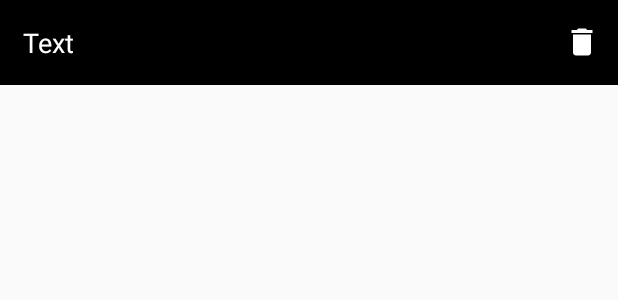
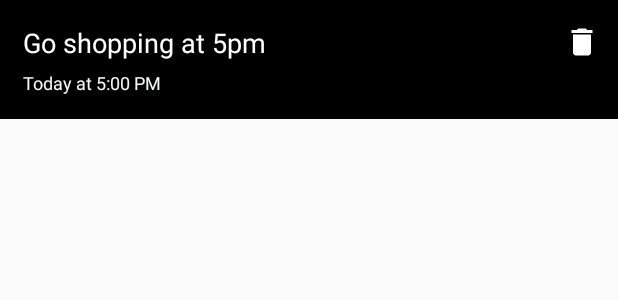
Before and after one commit to tresorit/ZeroKit-Realm-encrypted-tasks, an Android app: the layout item_row2.xml on its own in the app's theme, with its tools: preview values and no code run, on a phone screen of 412 x 824 dp. Shown: the top 300 px of the screen. Run offline under Robolectric (Android 15) with nearby library versions, the phone set to English and light mode, and no system bars.

Commit message:
Initial commit for android sample app with timing

```diff
--- a/android/app/src/main/res/layout/item_row2.xml
+++ b/android/app/src/main/res/layout/item_row2.xml
@@ -1,6 +1,6 @@
 <?xml version="1.0" encoding="utf-8"?>
-<FrameLayout
-    xmlns:android="http://schemas.android.com/apk/res/android"
+<FrameLayout xmlns:android="http://schemas.android.com/apk/res/android"
+    xmlns:tools="http://schemas.android.com/tools"
     android:layout_width="match_parent"
     android:layout_height="wrap_content"
     android:background="@android:color/black"
@@ -16,38 +16,55 @@
             android:layout_width="wrap_content"
             android:layout_height="wrap_content"
             android:layout_alignParentLeft="true"
+            android:layout_alignParentStart="true"
             android:layout_centerVertical="true"
             android:layout_marginLeft="@dimen/row_icon_margin"
+            android:layout_marginStart="@dimen/row_icon_margin"
+            android:contentDescription="@string/done_indicator_content_description"
             android:src="@drawable/ic_done"/>
 
         <ImageView
             android:layout_width="wrap_content"
             android:layout_height="wrap_content"
             android:layout_alignParentRight="true"
+            android:layout_alignParentEnd="true"
             android:layout_centerVertical="true"
             android:layout_marginRight="@dimen/row_icon_margin"
+            android:layout_marginEnd="@dimen/row_icon_margin"
+            android:contentDescription="@string/delete_icon_content_description"
             android:src="@drawable/ic_delete"/>
 
     </RelativeLayout>
 
-    <RelativeLayout
+    <LinearLayout
         android:id="@+id/row"
         android:layout_width="match_parent"
-        android:layout_height="match_parent">
+        android:layout_height="match_parent"
+        android:orientation="vertical"
+        android:paddingTop="@dimen/row_text_padding"
+        android:paddingBottom="@dimen/row_text_padding"
+        >
+
+        <RelativeLayout
+            android:layout_width="match_parent"
+            android:layout_height="wrap_content">
 
             <TextView
                 android:id="@+id/text"
                 android:layout_width="wrap_content"
                 android:layout_height="wrap_content"
                 android:layout_alignParentLeft="true"
+                android:layout_alignParentStart="true"
                 android:layout_centerVertical="true"
                 android:layout_marginLeft="@dimen/row_text_margin_left"
+                android:layout_marginStart="@dimen/row_text_margin_left"
                 android:layout_marginRight="@dimen/row_text_margin_right"
-            android:paddingBottom="@dimen/row_text_padding"
-            android:paddingTop="@dimen/row_text_padding"
+                android:layout_marginEnd="@dimen/row_text_margin_right"
                 android:text="@string/row_text_placeholder"
                 android:textColor="@android:color/white"
-            android:textSize="@dimen/row_text_size"/>
+                android:textSize="@dimen/row_text_size"
+                tools:text="Go shopping at 5pm"
+                />
 
             <EditText
                 android:id="@+id/edit_text"
@@ -55,8 +72,11 @@
                 android:layout_height="wrap_content"
                 android:layout_centerVertical="true"
                 android:layout_marginLeft="@dimen/row_text_margin_left"
+                android:layout_marginStart="@dimen/row_text_margin_left"
                 android:layout_marginRight="@dimen/row_text_margin_right"
+                android:layout_marginEnd="@dimen/row_text_margin_right"
                 android:textColor="@android:color/white"
+                android:inputType="textMultiLine"
                 android:visibility="gone"/>
 
             <TextView
@@ -64,12 +84,14 @@
                 android:layout_width="@dimen/row_badge_width"
                 android:layout_height="match_parent"
                 android:layout_alignParentRight="true"
-            android:background="#26FFFFFF"
+                android:layout_alignParentEnd="true"
+                android:background="@color/badge_background_color"
                 android:gravity="center"
                 android:text="@string/badge_placeholder"
                 android:textColor="@android:color/white"
                 android:textSize="@dimen/row_text_size"
-            android:visibility="gone"/>
+                android:visibility="gone"
+                />
 
             <ImageView
                 android:layout_alignParentRight="true"
@@ -81,6 +103,29 @@
                 android:layout_height="wrap_content" />
 
         </RelativeLayout>
+
+        <FrameLayout
+            android:id="@+id/row_metadata"
+            android:layout_width="match_parent"
+            android:layout_height="wrap_content">
+
+            <TextView
+                android:id="@+id/task_metadata"
+                android:layout_width="wrap_content"
+                android:layout_height="wrap_content"
+                android:paddingTop="@dimen/row_metadata_padding_top"
+                android:layout_marginStart="@dimen/row_text_margin_left"
+                android:layout_marginLeft="@dimen/row_text_margin_left"
+                android:layout_marginRight="@dimen/row_text_margin_right"
+                android:layout_marginEnd="@dimen/row_text_margin_right"
+                android:text="@string/row_text_placeholder"
+                android:textColor="@color/cell_default_metadata_color"
+                android:textSize="@dimen/row_metadata_text_size"
+                tools:text="Today at 5:00 PM"
+                />
+
+        </FrameLayout>
+    </LinearLayout>
 
     <RelativeLayout
         android:id="@+id/hint_panel"
@@ -103,7 +148,10 @@
             android:layout_height="wrap_content"
             android:layout_centerVertical="true"
             android:layout_marginRight="@dimen/row_arrow_margin"
+            android:layout_marginEnd="@dimen/row_arrow_margin"
             android:layout_toLeftOf="@id/switch_hint"
+            android:layout_toStartOf="@id/switch_hint"
+            android:contentDescription="@string/cell_arrow_content_description"
             android:src="@drawable/ic_arrow"/>
 
     </RelativeLayout>
```
Also changed, not shown: android/app/src/main/java/io/realm/realmtasks/RegisterActivity.java (+8 -0 lines), android/app/src/main/java/io/realm/realmtasks/SignInActivity.java (+71 -15 lines), android/app/src/main/java/io/realm/realmtasks/UserManager.java (+26 -5 lines), android/app/src/main/java/io/realm/realmtasks/auth/zerokit/ZerokitAuth.java (+26 -11 lines), android/app/src/main/java/io/realm/realmtasks/model/Permission.java (added, +71 -0 lines), android/app/src/main/java/io/realm/realmtasks/model/UserList.java (deleted, +0 -31 lines), android/app/src/main/java/io/realm/realmtasks/util/TimingLogger.java (added, +149 -0 lines), 1 other file. Lines whose indentation alone changed are shown as unchanged.
